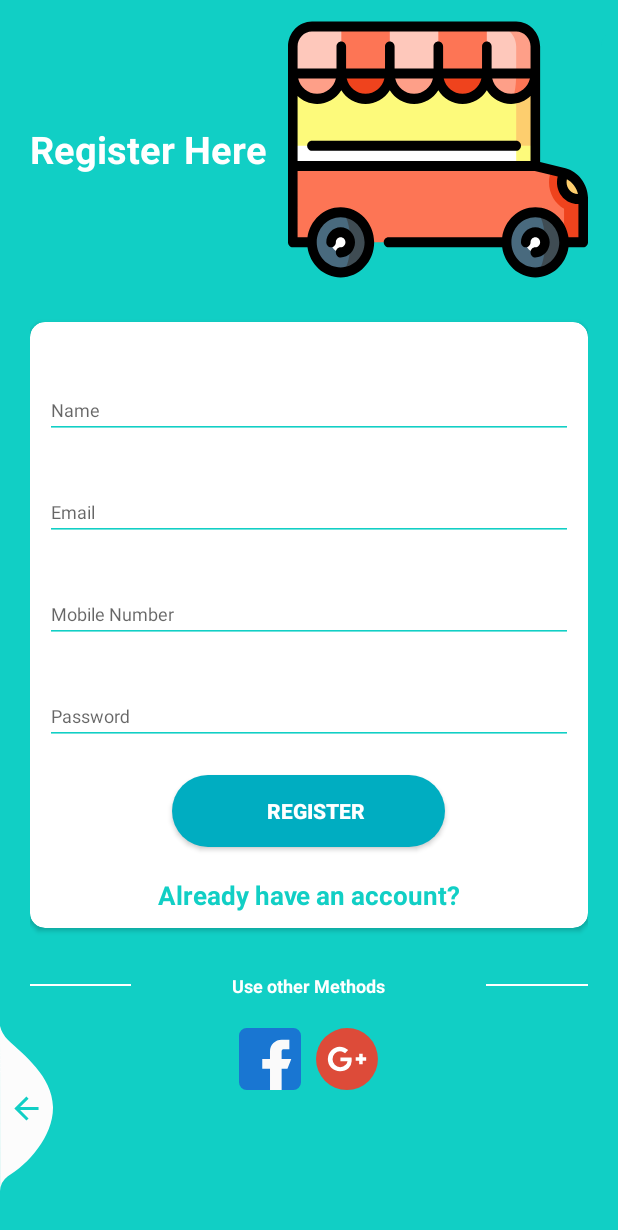
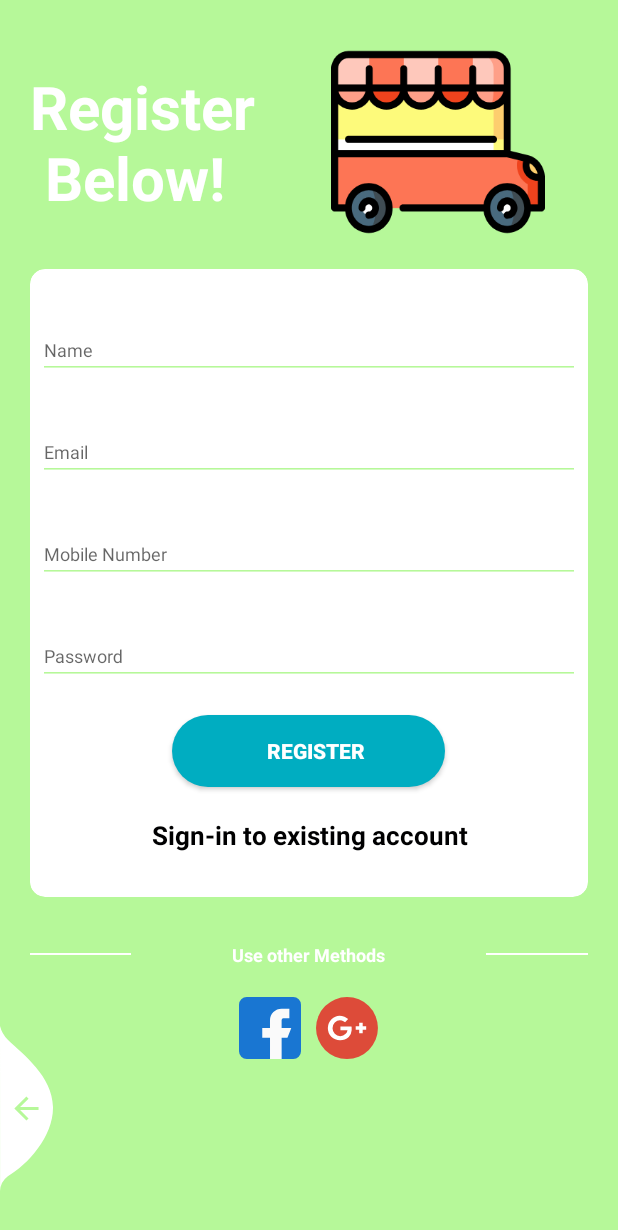
Before and after one commit to ETS-Android5/LeidosRollvan, an Android app: the RegisterActivity screen opened directly, with no data from a screen before it, on a phone screen of 412 x 824 dp. Shown: the top 1230 px of the screen. Run offline under Robolectric (Android 15) with nearby library versions, the phone set to English and light mode, and no system bars; plain views replace CircularProgressButton.

Commit message:
Made login and register buttons move between pages

```diff
--- a/Android_Project/app/src/main/AndroidManifest.xml
+++ b/Android_Project/app/src/main/AndroidManifest.xml
@@ -33,11 +33,7 @@
         <activity
             android:name=".MainActivity"
             android:exported="true">
-            <intent-filter> <!-- Change to not start on launch -->
-                <action android:name="android.intent.action.MAIN" />
 
-                <category android:name="android.intent.category.LAUNCHER" />
-            </intent-filter>
         </activity>
     </application>
 
--- /dev/null
+++ b/Android_Project/app/src/main/java/com/example/leidosrollvan/RegisterActivity.java
@@ -0,0 +1,44 @@
+package com.example.leidosrollvan;
+
+import android.content.Intent;
+import android.os.Build;
+import android.os.Bundle;
+import android.view.View;
+import android.view.Window;
+import android.view.WindowManager;
+
+import androidx.appcompat.app.AppCompatActivity;
+
+
+public class RegisterActivity extends AppCompatActivity {
+
+
+    @Override
+    protected void onCreate(Bundle savedInstanceState) {
+        super.onCreate(savedInstanceState);
+        setContentView(R.layout.activity_register);
+        changeStatusBarColor();
+
+
+    }
+    private void changeStatusBarColor() {
+        if (Build.VERSION.SDK_INT >= Build.VERSION_CODES.LOLLIPOP) {
+            Window window = getWindow();
+            window.addFlags(WindowManager.LayoutParams.FLAG_DRAWS_SYSTEM_BAR_BACKGROUNDS);
+//            window.setStatusBarColor(Color.TRANSPARENT);
+            window.setStatusBarColor(getResources().getColor(R.color.register_bk_color));
+        }
+    }
+
+    public void toLoginPage(View view){
+        startActivity(new Intent(this,LoginActivity.class));
+        overridePendingTransition(R.anim.slide_in_left,android.R.anim.slide_out_right);
+
+    }
+
+    public void onRegisterClick(View View){
+        //On register button clicked... do something...
+    }
+
+
+}
--- a/Android_Project/app/src/main/java/com/example/leidosrollvan/RegisterActivity.kt
+++ /dev/null
@@ -1,11 +0,0 @@
-package com.example.leidosrollvan
-
-import androidx.appcompat.app.AppCompatActivity
-import android.os.Bundle
-
-class RegisterActivity : AppCompatActivity() {
-    override fun onCreate(savedInstanceState: Bundle?) {
-        super.onCreate(savedInstanceState)
-        setContentView(R.layout.activity_register)
-    }
-}
--- a/Android_Project/app/src/main/res/drawable-hdpi/ic_add_img.xml
+++ b/Android_Project/app/src/main/res/drawable-hdpi/ic_add_img.xml
@@ -5,7 +5,7 @@
         android:viewportHeight="126.85">
     <path
         android:pathData="M40.29,-0l-0.09,126.85a14.73,14.73 63.47,0 0,-5.87 -11.41c-15.61,-8.98 -34.88,-31.26 -34.32,-53.3 0.6,-23.46 22.29,-39.97 34.32,-51.53A22.57,22.57 95.8,0 0,40.29 -0Z"
-        android:fillColor="#11cfc5"/>
+        android:fillColor="@color/lgreen"/>
     <path
         android:pathData="M32.36,61.09L24.85,61.09L24.85,53.57A1.35,1.35 0,0 0,23.45 52.48,1.35 1.35,0 0,0 22.05,53.57L22.05,61.09L14.53,61.09A1.35,1.35 0,0 0,13.45 62.48a1.35,1.35 0,0 0,1.09 1.4L22.05,63.88v7.52A1.35,1.35 0,0 0,23.45 72.48a1.35,1.35 0,0 0,1.4 -1.09L24.85,63.88h7.52A1.35,1.35 0,0 0,33.45 62.48,1.35 1.35,0 0,0 32.36,61.09Z"
         android:fillColor="#fcfcfc"/>
--- a/Android_Project/app/src/main/res/drawable-hdpi/ic_back_img.xml
+++ b/Android_Project/app/src/main/res/drawable-hdpi/ic_back_img.xml
@@ -5,8 +5,8 @@
         android:viewportHeight="110.257">
     <path
         android:pathData="M-0,-0l0.08,110.26a12.8,12.8 93.91,0 1,5.1 -9.92c13.56,-7.81 30.32,-27.17 29.83,-46.33 -0.52,-20.39 -19.37,-34.74 -29.83,-44.79A19.61,19.61 60.14,0 1,-0 -0Z"
-        android:fillColor="#fcfcfc"/>
+        android:fillColor="@color/white"/>
     <path
         android:pathData="M25.47,54.19L13.27,54.19l5.6,-5.6L17.47,47.19 9.47,55.19l8,8 1.4,-1.4L13.27,56.19L25.47,56.19Z"
-        android:fillColor="#11cfc5"/>
+        android:fillColor="@color/lgreen"/>
 </vector>
--- a/Android_Project/app/src/main/res/drawable-hdpi/ic_side_bg.xml
+++ b/Android_Project/app/src/main/res/drawable-hdpi/ic_side_bg.xml
@@ -3,7 +3,7 @@
         android:width="11dp"
         android:height="787dp"/>
     <solid
-        android:color="#11CFC5"/>
+        android:color="@color/lgreen"/>
     <corners
         android:topLeftRadius="17dp"/>
 </shape>
--- a/Android_Project/app/src/main/res/layout/activity_register.xml
+++ b/Android_Project/app/src/main/res/layout/activity_register.xml
@@ -18,26 +18,29 @@
         <LinearLayout
             android:layout_width="match_parent"
             android:layout_height="wrap_content"
-            android:layout_marginTop="-25dp"
+            android:layout_marginTop="0dp"
             android:orientation="vertical"
             android:padding="20dp">
 
             <RelativeLayout
-                android:layout_width="match_parent"
-                android:layout_height="wrap_content">
+                android:layout_width="wrap_content"
+                android:layout_height="149dp"
+                android:padding="0dp">
+
 
                 <TextView
                     style="@style/viewParent.headerText.NoMode"
-                    android:layout_alignParentLeft="true"
+                    android:layout_alignParentStart="true"
                     android:layout_centerVertical="true"
-                    android:text="Register Here"
-                    android:textColor="@color/whiteTextColor" />
+                    android:text="Register\n Below!"
+                    android:textColor="#FFFFFF"
+                    android:textSize="40sp" />
 
                 <ImageView
                     android:layout_width="wrap_content"
                     android:layout_height="wrap_content"
                     android:layout_alignParentTop="true"
-                    android:layout_alignParentRight="true"
+                    android:layout_alignParentEnd="true"
                     android:src="@drawable/ic_food_truck_svgrepo_com" />
             </RelativeLayout>
 
@@ -50,8 +53,8 @@
 
                 <LinearLayout
                     android:layout_width="match_parent"
-                    android:layout_height="wrap_content"
-                    android:layout_margin="10dp"
+                    android:layout_height="408dp"
+                    android:layout_margin="5dp"
                     android:orientation="vertical">
 
                     <com.google.android.material.textfield.TextInputLayout
@@ -111,6 +114,7 @@
                         style="@style/loginButton"
                         android:layout_gravity="center_horizontal"
                         android:layout_marginTop="@dimen/loginViewsMargin"
+                        android:onClick="onRegisterClick"
                         android:text="Register"
                         app:initialCornerAngle="27dp"
                         app:spinning_bar_color="#FFF"
@@ -120,11 +124,12 @@
                     <TextView
                         style="@style/parent"
                         android:layout_marginTop="@dimen/loginViewsMargin"
-                        android:text="Already have an account?"
+                        android:onClick="toLoginPage"
+                        android:text="Sign-in to existing account"
                         android:textAlignment="center"
                         android:textColor="@color/themeColor"
                         android:textSize="17sp"
-                        android:textStyle="bold" /><!--android:onClick="onLoginClick"-->
+                        android:textStyle="bold" />
 
                 </LinearLayout>
             </androidx.cardview.widget.CardView>
@@ -200,5 +205,6 @@
         android:layout_marginRight="11dp"
         android:layout_marginBottom="30dp"
         android:adjustViewBounds="false"
-        android:src="@drawable/ic_back_img" /><!--android:onClick="onLoginClick"-->
+        android:onClick="toLoginPage"
+        android:src="@drawable/ic_back_img" />
 </RelativeLayout>
--- a/Android_Project/app/src/main/res/values/colors.xml
+++ b/Android_Project/app/src/main/res/values/colors.xml
@@ -3,13 +3,13 @@
     <color name="colorPrimary">#FFFFFF</color>
     <color name="colorPrimaryDark">#000</color>
     <color name="colorAccent">#11CFC5</color>
-    <color name="themeColor">#11CFC5</color>
+    <color name="themeColor">#000001</color>
     <color name="darkTextColor">#020000</color>
     <color name="contentTextColor">#020000</color>
-    <color name="register_bk_color">#11CFC5</color>
+    <color name="register_bk_color">#b6f899</color>
     <color name="login_bk_color">#fff</color>
     <color name="whiteTextColor">#fff</color>
-    <color name="primaryTextColor">#11CFC5</color>
+    <color name="primaryTextColor">#b6f899</color>
     <color name="purple_200">#FFBB86FC</color>
     <color name="purple_500">#FF6200EE</color>
     <color name="purple_700">#FF3700B3</color>
```
Also changed, not shown: Android_Project/app/build.gradle (+4 -5 lines), Android_Project/app/src/main/java/com/example/leidosrollvan/LoginActivity.java (+13 -10 lines), Android_Project/app/src/main/res/layout/activity_login.xml (+8 -5 lines).
